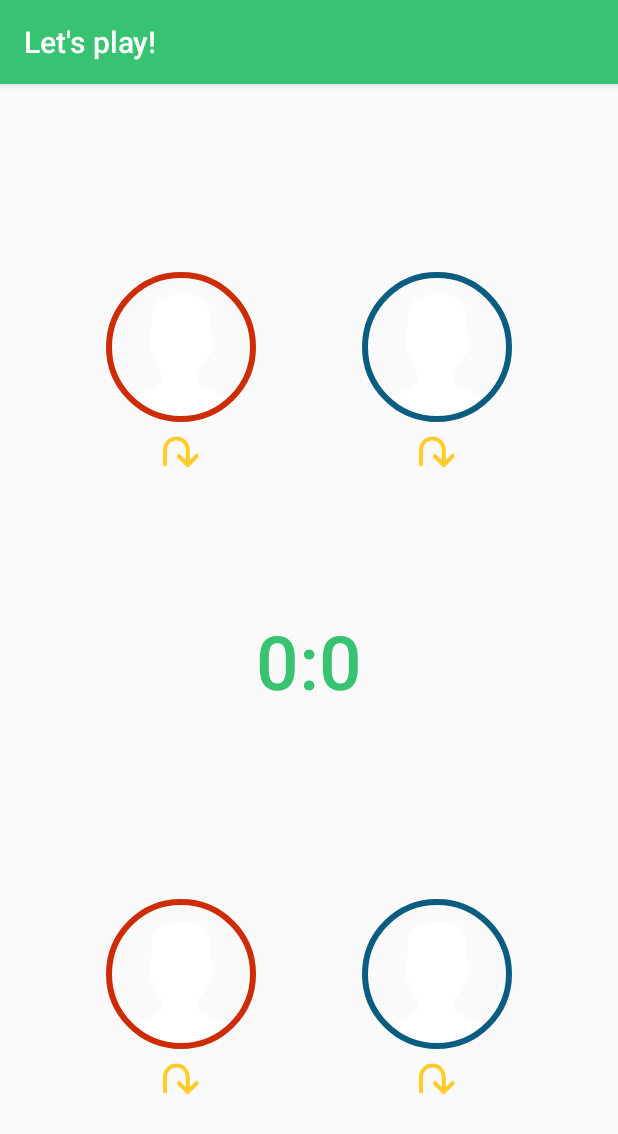
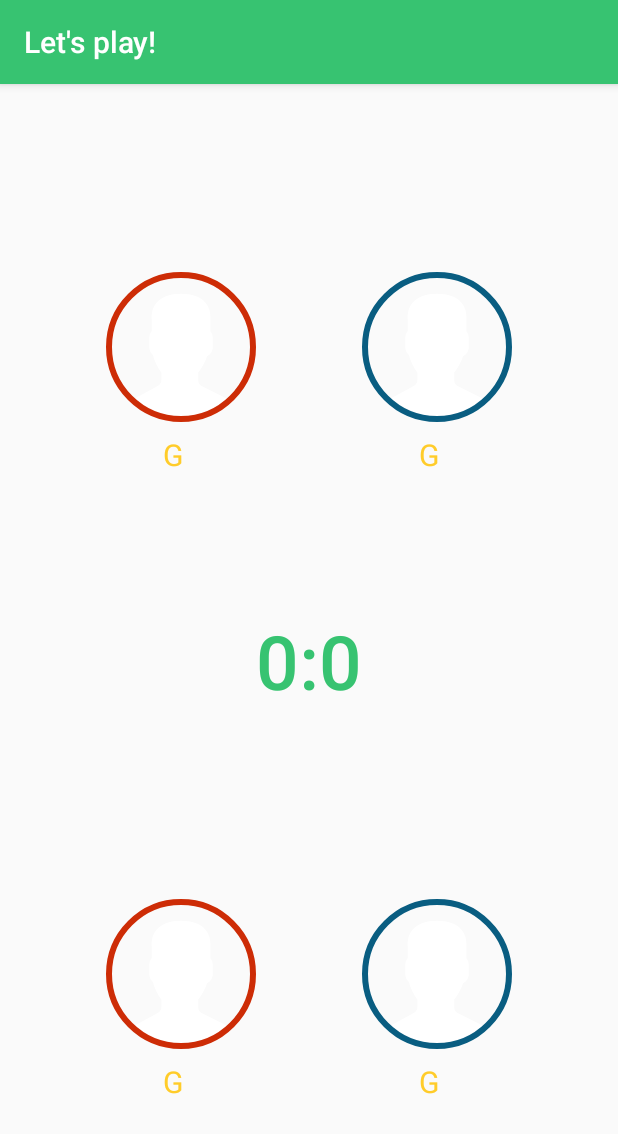
Before and after one commit to m-maillot/FunAtWorkAndroid, an Android app: the GameActivity screen opened directly, with no data from a screen before it, on a phone screen of 412 x 824 dp. Shown: the top 1134 px of the screen. Run offline under Robolectric (Android 15) with nearby library versions, the phone set to English and light mode, and no system bars; our stand-ins replace CircleImageView, Picasso, RxJava; libraries missing offline, so code that uses them is left out: cn.pedant, com.github.kittinunf.fuel, xyz.hanks.library; pictures from the network do not load; 9 statements that could not run were skipped.

Commit message:
Update project ofr Android Studio 3

```diff
--- a/app/src/main/res/layout/activity_game.xml
+++ b/app/src/main/res/layout/activity_game.xml
@@ -5,9 +5,9 @@
     xmlns:tools="http://schemas.android.com/tools"
     android:layout_width="match_parent"
     android:layout_height="match_parent"
+    android:keepScreenOn="true"
     tools:context=".view.activity.GameActivity"
     tools:layout_editor_absoluteX="0dp"
-    android:keepScreenOn="true"
     tools:layout_editor_absoluteY="81dp">
 
     <de.hdodenhof.circleimageview.CircleImageView
@@ -25,8 +25,8 @@
         app:layout_constraintRight_toLeftOf="@+id/img_player_blue_attack"
         app:layout_constraintTop_toTopOf="parent"/>
 
-    <ImageView
-        android:id="@+id/img_red_attack_goal"
+    <TextView
+        android:id="@+id/tv_red_attack_gamelle"
         android:layout_width="24dp"
         android:layout_height="24dp"
         android:layout_marginEnd="8dp"
@@ -34,12 +34,12 @@
         android:layout_marginRight="8dp"
         android:layout_marginStart="8dp"
         android:layout_marginTop="8dp"
-        android:contentDescription="@string/img_no_description"
-        android:tint="@color/colorAccent"
+        android:text="@string/game_goal_gamelle"
+        android:textColor="@color/colorAccent"
+        android:textSize="20sp"
         app:layout_constraintLeft_toLeftOf="@+id/img_player_red_attack"
         app:layout_constraintRight_toRightOf="@+id/img_player_red_attack"
-        app:layout_constraintTop_toBottomOf="@+id/img_player_red_attack"
-        app:srcCompat="@drawable/ic_gamelle"/>
+        app:layout_constraintTop_toBottomOf="@+id/img_player_red_attack"/>
 
     <de.hdodenhof.circleimageview.CircleImageView
         android:id="@+id/img_player_blue_attack"
@@ -56,8 +56,8 @@
         app:layout_constraintRight_toRightOf="parent"
         app:layout_constraintTop_toTopOf="parent"/>
 
-    <ImageView
-        android:id="@+id/img_blue_attack_goal"
+    <TextView
+        android:id="@+id/tv_blue_attack_gamelle"
         android:layout_width="24dp"
         android:layout_height="24dp"
         android:layout_marginEnd="8dp"
@@ -65,12 +65,12 @@
         android:layout_marginRight="8dp"
         android:layout_marginStart="8dp"
         android:layout_marginTop="8dp"
-        android:contentDescription="@string/img_no_description"
-        android:tint="@color/colorAccent"
+        android:text="@string/game_goal_gamelle"
+        android:textColor="@color/colorAccent"
+        android:textSize="20sp"
         app:layout_constraintLeft_toLeftOf="@+id/img_player_blue_attack"
         app:layout_constraintRight_toRightOf="@+id/img_player_blue_attack"
-        app:layout_constraintTop_toBottomOf="@+id/img_player_blue_attack"
-        app:srcCompat="@drawable/ic_gamelle"/>
+        app:layout_constraintTop_toBottomOf="@+id/img_player_blue_attack"/>
 
     <de.hdodenhof.circleimageview.CircleImageView
         android:id="@+id/img_player_blue_defense"
@@ -87,8 +87,8 @@
         app:layout_constraintRight_toRightOf="parent"
         app:layout_constraintTop_toBottomOf="@+id/tv_score_separator"/>
 
-    <ImageView
-        android:id="@+id/img_blue_defense_goal"
+    <TextView
+        android:id="@+id/tv_blue_defense_gamelle"
         android:layout_width="24dp"
         android:layout_height="24dp"
         android:layout_marginEnd="8dp"
@@ -96,12 +96,12 @@
         android:layout_marginRight="8dp"
         android:layout_marginStart="8dp"
         android:layout_marginTop="8dp"
-        android:contentDescription="@string/img_no_description"
-        android:tint="@color/colorAccent"
+        android:text="@string/game_goal_gamelle"
+        android:textColor="@color/colorAccent"
+        android:textSize="20sp"
         app:layout_constraintLeft_toLeftOf="@+id/img_player_blue_defense"
         app:layout_constraintRight_toRightOf="@+id/img_player_blue_defense"
-        app:layout_constraintTop_toBottomOf="@+id/img_player_blue_defense"
-        app:srcCompat="@drawable/ic_gamelle"/>
+        app:layout_constraintTop_toBottomOf="@+id/img_player_blue_defense"/>
 
     <de.hdodenhof.circleimageview.CircleImageView
         android:id="@+id/img_player_red_defense"
@@ -118,8 +118,8 @@
         app:layout_constraintRight_toLeftOf="@+id/img_player_blue_defense"
         app:layout_constraintTop_toBottomOf="@+id/tv_score_separator"/>
 
-    <ImageView
-        android:id="@+id/img_red_defense_goal"
+    <TextView
+        android:id="@+id/tv_red_defense_gamelle"
         android:layout_width="24dp"
         android:layout_height="24dp"
         android:layout_marginEnd="8dp"
@@ -127,12 +127,12 @@
         android:layout_marginRight="8dp"
         android:layout_marginStart="8dp"
         android:layout_marginTop="8dp"
-        android:contentDescription="@string/img_no_description"
-        android:tint="@color/colorAccent"
+        android:text="@string/game_goal_gamelle"
+        android:textColor="@color/colorAccent"
+        android:textSize="20sp"
         app:layout_constraintLeft_toLeftOf="@+id/img_player_red_defense"
         app:layout_constraintRight_toRightOf="@+id/img_player_red_defense"
-        app:layout_constraintTop_toBottomOf="@+id/img_player_red_defense"
-        app:srcCompat="@drawable/ic_gamelle"/>
+        app:layout_constraintTop_toBottomOf="@+id/img_player_red_defense"/>
 
     <TextView
         android:id="@+id/tv_score_red"
--- /dev/null
+++ b/app/src/main/res/values-v23/strings.xml
@@ -0,0 +1,4 @@
+<resources>
+    <string name="games_title">🔥 Right now 🔥</string>
+    <string name="games_start_a_new_game">⚽ Start a new game ⚽</string>
+</resources>
--- a/app/src/main/res/values/strings.xml
+++ b/app/src/main/res/values/strings.xml
@@ -27,14 +27,15 @@
     <string name="menu_profile">Profile</string>
     <string name="img_no_description">No description</string>
 
-    <string name="games_title">🔥 Right now 🔥</string>
+    <string name="games_title">Right now</string>
     <string name="games_master_league">V3D Master league</string>
     <string name="games_stadium_">V3D Stadium, Lyon</string>
     <string name="games_ready_to_rumble">Ready to rumble?</string>
-    <string name="games_start_a_new_game">⚽ Start a new game ⚽</string>
+    <string name="games_start_a_new_game">Start a new game</string>
     <string name="game_over_main_title">Game over!</string>
     <string name="game_over_done">Done</string>
     <string name="game_state_finished">Finished</string>
     <string name="game_state_canceled">Canceled</string>
+    <string name="game_goal_gamelle">G</string>
 
 </resources>
--- a/data/build.gradle
+++ b/data/build.gradle
@@ -4,7 +4,7 @@ apply plugin: 'kotlin-android'
 
 android {
     compileSdkVersion 25
-    buildToolsVersion "25.0.2"
+    buildToolsVersion "25.0.3"
 
     defaultConfig {
         minSdkVersion 19
@@ -27,7 +27,7 @@ android {
 
 dependencies {
     compile project(":domain")
-    compile 'com.android.support:appcompat-v7:25.3.1'
+    compile 'com.android.support:appcompat-v7:25.4.0'
     compile 'com.github.kittinunf.fuse:fuse:0.1'
     compile 'com.github.kittinunf.fuel:fuel:1.5.0'
     compile 'com.github.kittinunf.fuel:fuel-android:1.5.0'
--- a/domain/build.gradle
+++ b/domain/build.gradle
@@ -8,6 +8,6 @@ targetCompatibility = "1.7"
 
 dependencies {
     compile "org.jetbrains.kotlin:kotlin-stdlib-jre7:$kotlin_version"
-    compile "io.reactivex.rxjava2:rxjava:2.0.2"
+    compile "io.reactivex.rxjava2:rxjava:2.0.7"
     compile "io.reactivex.rxjava2:rxkotlin:2.0.0"
 }
```
Also changed, not shown: app/build.gradle (+6 -6 lines), app/src/main/java/io/funatwork/extensions/Picasso.kt (deleted, +0 -13 lines), app/src/main/java/io/funatwork/view/activity/GameActivity.kt (+10 -10 lines), app/src/main/java/io/funatwork/view/activity/GameOverActivity.kt (+5 -4 lines), app/src/main/java/io/funatwork/view/activity/SelectPlayerActivity.kt (+5 -4 lines), app/src/main/java/io/funatwork/view/activity/StartGameActivity.kt (+5 -4 lines), build.gradle (+5 -2 lines), gradle/wrapper/gradle-wrapper.properties.
